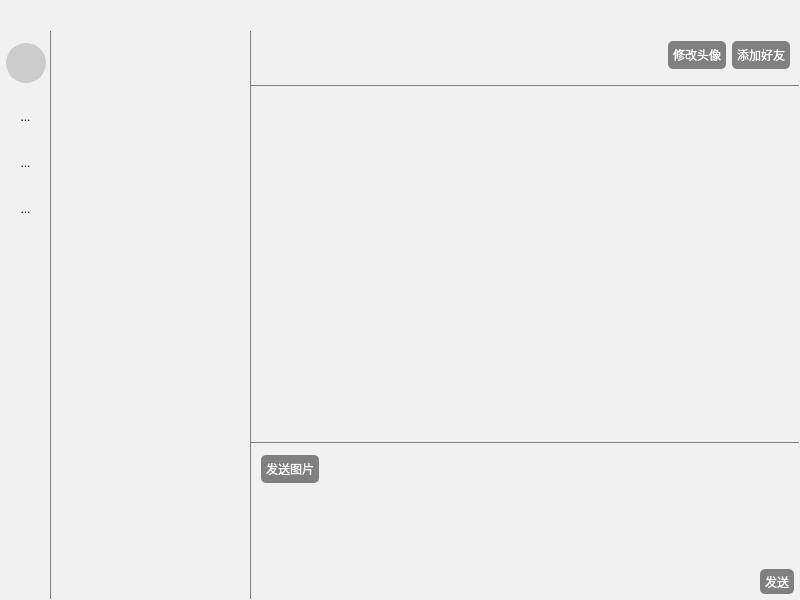
This is AllChatClient/mainwindow.ui in siju-m/AllChat as Qt 5 draws it before an edit. The edited form follows.
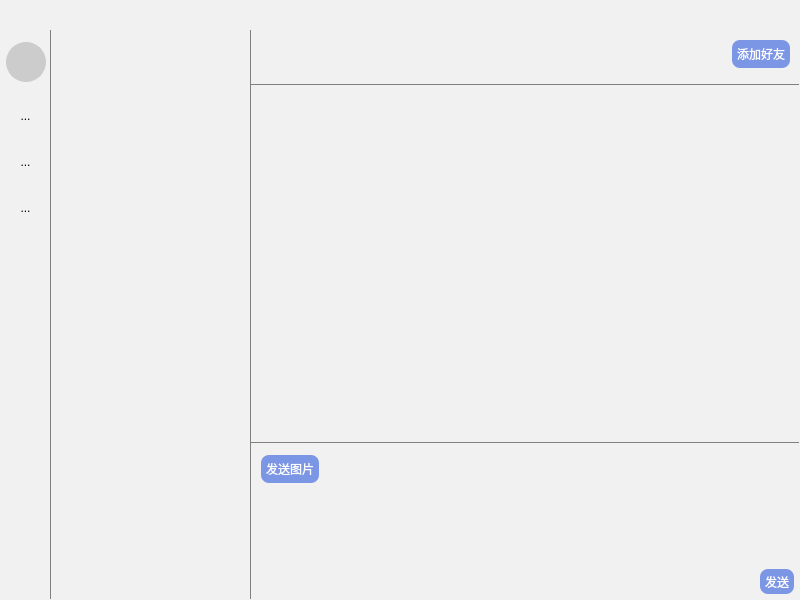
This is the edited form. Icons and pictures are not drawn. Custom widgets are drawn as their Qt base class.

Commit message: 修复自定义鼠标拖动事件下不跟手的问题 优化界面

```diff
--- a/AllChatClient/mainwindow.ui
+++ b/AllChatClient/mainwindow.ui
@@ -12,15 +12,17 @@
   </property>
   <property name="minimumSize">
    <size>
-    <width>400</width>
-    <height>300</height>
+    <width>700</width>
+    <height>500</height>
    </size>
   </property>
   <property name="windowTitle">
    <string>MainWindow</string>
   </property>
   <property name="styleSheet">
-   <string notr="true">background-color: rgb(241, 241, 241)</string>
+   <string notr="true">background-color: rgb(241, 241, 241);
+
+</string>
   </property>
   <widget class="QWidget" name="centralwidget">
    <property name="minimumSize">
@@ -30,7 +32,38 @@
     </size>
    </property>
    <property name="styleSheet">
-    <string notr="true"/>
+    <string notr="true">/**正常情况下样式**/
+QPushButton{
+	font: 10pt &quot;微软雅黑&quot;;
+    color: white;
+    background-color: rgb(123, 150, 228);
+	color: rgb(255, 255, 255);
+    border-radius: 8px;
+    border-style: none;
+    border-width: 1px;
+    padding: 5px;
+}
+
+/**鼠标停留在按钮上的样式**/
+QPushButton::hover{	
+    color: #FFFFFF;
+    background-color: #718093;
+    border-color: #2f3640;
+}
+
+/**鼠标按压下去的样式**/
+QPushButton::pressed,QPushButton::checked{
+    color: #FFFFFF;
+    background-color: qlineargradient(spread:pad, x1:0, y1:0, x2:0, y2:1, stop:0 #273c75, stop:1 #487eb0);
+}
+
+/**按钮失能情况下样式**/
+QPushButton::disabled{
+    color: #FFFFFF;
+    background-color: #dcdde1;
+    border-color: #dcdde1;
+}
+</string>
    </property>
    <layout class="QVBoxLayout" name="verticalLayout_2">
     <property name="spacing">
@@ -40,7 +73,7 @@
      <number>1</number>
     </property>
     <property name="topMargin">
-     <number>1</number>
+     <number>0</number>
     </property>
     <property name="rightMargin">
      <number>1</number>
@@ -62,6 +95,11 @@
         <height>30</height>
        </size>
       </property>
+      <property name="styleSheet">
+       <string notr="true">background-color: rgb(241, 241, 241);
+
+</string>
+      </property>
      </widget>
     </item>
     <item>
@@ -159,7 +197,7 @@
              <number>0</number>
             </property>
             <item>
-             <widget class="QLabel" name="avatar">
+             <widget class="AvatarLabel" name="avatar">
               <property name="minimumSize">
                <size>
                 <width>40</width>
@@ -537,6 +575,12 @@
         </property>
         <item>
          <widget class="QStackedWidget" name="stackedWidget">
+          <property name="minimumSize">
+           <size>
+            <width>250</width>
+            <height>0</height>
+           </size>
+          </property>
           <widget class="QWidget" name="chatView">
            <layout class="QVBoxLayout" name="verticalLayout_8">
             <property name="leftMargin">
@@ -599,82 +643,10 @@
                  </property>
                 </spacer>
                </item>
-               <item>
-                <widget class="QPushButton" name="btnUpdateAvatar">
-                 <property name="styleSheet">
-                  <string notr="true">/**正常情况下样式**/
-QPushButton{
-	font: 10pt &quot;微软雅黑&quot;;
-    color: white;
-    background-color: gray;
-    border-color: #2f3640;
-    border-radius: 5px;
-    border-style: none;
-    border-width: 1px;
-    padding: 5px;
-}
-
-/**鼠标停留在按钮上的样式**/
-QPushButton::hover{	
-    color: #FFFFFF;
-    background-color: #718093;
-    border-color: #2f3640;
-}
-
-/**鼠标按压下去的样式**/
-QPushButton::pressed,QPushButton::checked{
-    color: #FFFFFF;
-    background-color: qlineargradient(spread:pad, x1:0, y1:0, x2:0, y2:1, stop:0 #273c75, stop:1 #487eb0);
-}
-
-/**按钮失能情况下样式**/
-QPushButton::disabled{
-    color: #FFFFFF;
-    background-color: #dcdde1;
-    border-color: #dcdde1;
-}
-</string>
-                 </property>
-                 <property name="text">
-                  <string>修改头像</string>
-                 </property>
-                </widget>
-               </item>
                <item>
                 <widget class="QPushButton" name="addFriends">
                  <property name="styleSheet">
-                  <string notr="true">/**正常情况下样式**/
-QPushButton{
-	font: 10pt &quot;微软雅黑&quot;;
-    color: white;
-    background-color: gray;
-    border-color: #2f3640;
-    border-radius: 5px;
-    border-style: none;
-    border-width: 1px;
-    padding: 5px;
-}
-
-/**鼠标停留在按钮上的样式**/
-QPushButton::hover{	
-    color: #FFFFFF;
-    background-color: #718093;
-    border-color: #2f3640;
-}
-
-/**鼠标按压下去的样式**/
-QPushButton::pressed,QPushButton::checked{
-    color: #FFFFFF;
-    background-color: qlineargradient(spread:pad, x1:0, y1:0, x2:0, y2:1, stop:0 #273c75, stop:1 #487eb0);
-}
-
-/**按钮失能情况下样式**/
-QPushButton::disabled{
-    color: #FFFFFF;
-    background-color: #dcdde1;
-    border-color: #dcdde1;
-}
-</string>
+                  <string notr="true"/>
                  </property>
                  <property name="text">
                   <string>添加好友</string>
@@ -803,38 +775,7 @@
                      </size>
                     </property>
                     <property name="styleSheet">
-                     <string notr="true">/**正常情况下样式**/
-QPushButton{
-	font: 10pt &quot;微软雅黑&quot;;
-    color: white;
-    background-color: gray;
-    border-color: #2f3640;
-    border-radius: 5px;
-    border-style: none;
-    border-width: 1px;
-    padding: 5px;
-}
-
-/**鼠标停留在按钮上的样式**/
-QPushButton::hover{	
-    color: #FFFFFF;
-    background-color: #718093;
-    border-color: #2f3640;
-}
-
-/**鼠标按压下去的样式**/
-QPushButton::pressed,QPushButton::checked{
-    color: #FFFFFF;
-    background-color: qlineargradient(spread:pad, x1:0, y1:0, x2:0, y2:1, stop:0 #273c75, stop:1 #487eb0);
-}
-
-/**按钮失能情况下样式**/
-QPushButton::disabled{
-    color: #FFFFFF;
-    background-color: #dcdde1;
-    border-color: #dcdde1;
-}
-</string>
+                     <string notr="true"/>
                     </property>
                     <property name="text">
                      <string>发送图片</string>
@@ -959,38 +900,7 @@
                      </size>
                     </property>
                     <property name="styleSheet">
-                     <string notr="true">/**正常情况下样式**/
-QPushButton{
-	font: 10pt &quot;微软雅黑&quot;;
-    color: white;
-    background-color: gray;
-    border-color: #2f3640;
-    border-radius: 5px;
-    border-style: none;
-    border-width: 1px;
-    padding: 5px;
-}
-
-/**鼠标停留在按钮上的样式**/
-QPushButton::hover{	
-    color: #FFFFFF;
-    background-color: #718093;
-    border-color: #2f3640;
-}
-
-/**鼠标按压下去的样式**/
-QPushButton::pressed,QPushButton::checked{
-    color: #FFFFFF;
-    background-color: qlineargradient(spread:pad, x1:0, y1:0, x2:0, y2:1, stop:0 #273c75, stop:1 #487eb0);
-}
-
-/**按钮失能情况下样式**/
-QPushButton::disabled{
-    color: #FFFFFF;
-    background-color: #dcdde1;
-    border-color: #dcdde1;
-}
-</string>
+                     <string notr="true"/>
                     </property>
                     <property name="text">
                      <string>发送</string>
@@ -1032,16 +942,6 @@
     </item>
    </layout>
   </widget>
-  <widget class="QMenuBar" name="menuBar">
-   <property name="geometry">
-    <rect>
-     <x>0</x>
-     <y>0</y>
-     <width>800</width>
-     <height>17</height>
-    </rect>
-   </property>
-  </widget>
  </widget>
  <customwidgets>
   <customwidget>
@@ -1066,6 +966,11 @@
    <header>View/UserDetailView.h</header>
    <container>1</container>
   </customwidget>
+  <customwidget>
+   <class>AvatarLabel</class>
+   <extends>QLabel</extends>
+   <header>View/Components/avatarlabel.h</header>
+  </customwidget>
  </customwidgets>
  <resources/>
  <connections/>
```
Left out of the diff: 6 changed lines with no effect on the pictures. The commit also changes 42 other files.
